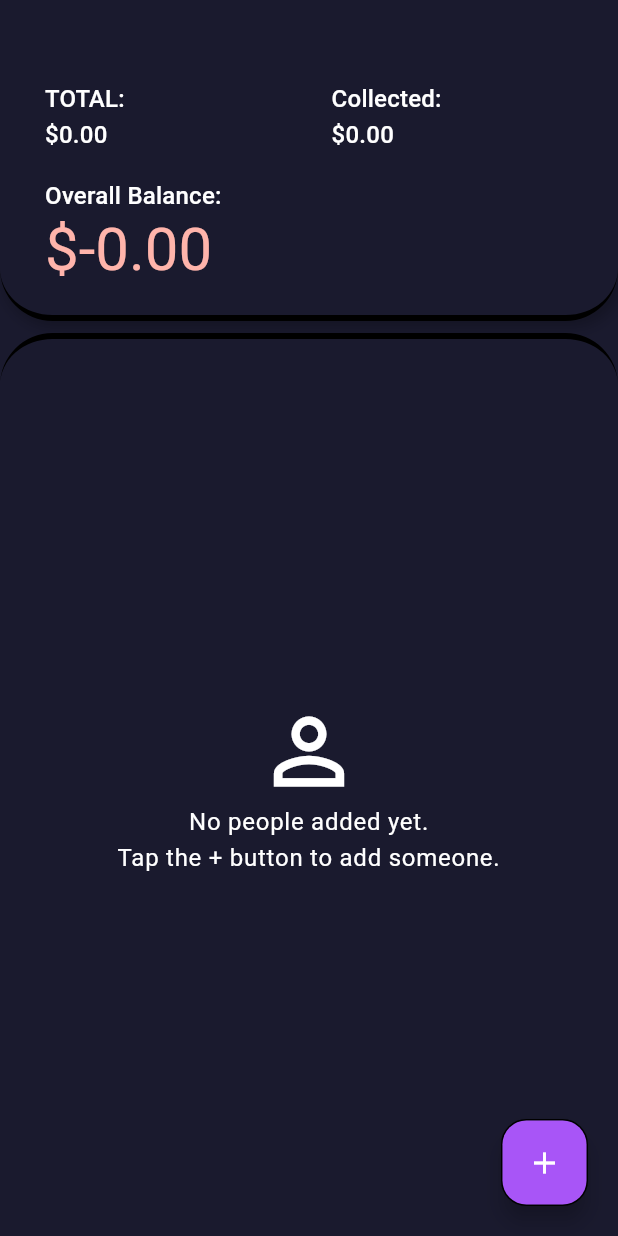
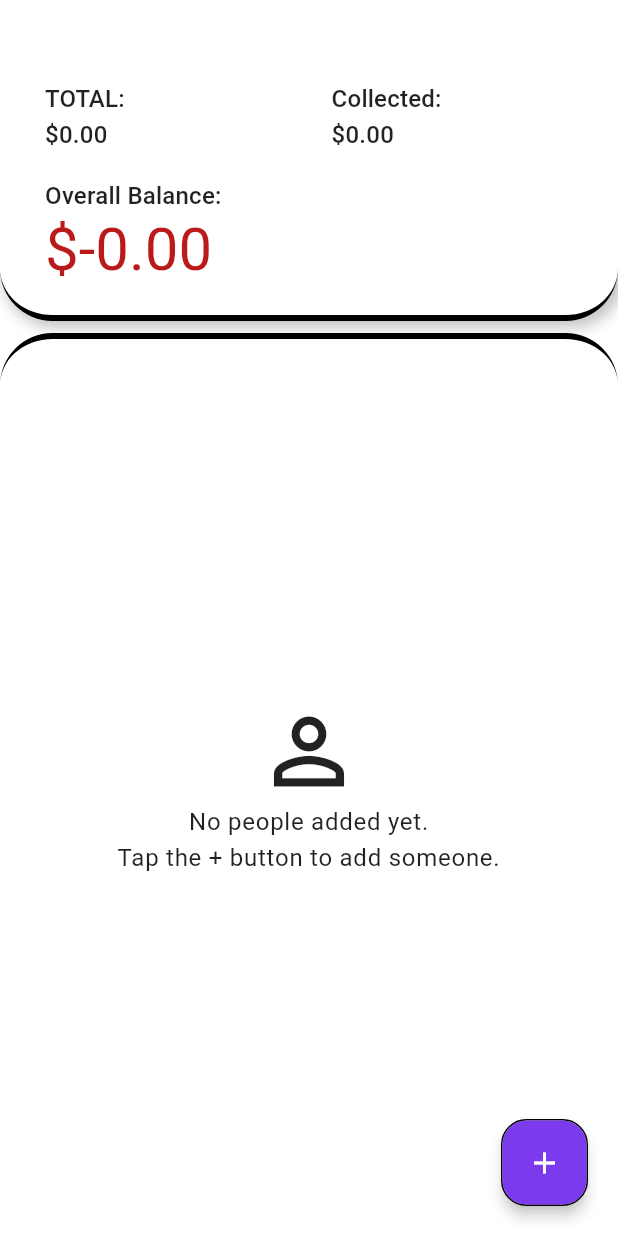
Before and after one commit to cheuzard/SettleUp, a Flutter app: the screen it shows after launch, on a phone screen of 412 x 824 dp. Run offline on Flutter 3.47's test engine with Material 3 defaults, Android fonts, the light colour scheme and no system bars; our stand-ins replace drift, flutter_riverpod, logger, riverpod, riverpod_annotation; accounts and stored records are empty; generated files the repository leaves out were written again.

Commit message:
fixed theme

```diff
--- a/lib/main.dart
+++ b/lib/main.dart
@@ -18,7 +18,7 @@ class MyApp extends StatelessWidget {
   Widget build(BuildContext context) {
     return MaterialApp(
       title: 'rend l\'argent',
-      theme: ModernPurpleTheme.darkTheme,
+      theme: ModernPurpleTheme.lightTheme,
       darkTheme: ModernPurpleTheme.darkTheme,
       themeMode: ThemeMode.system,
       home: Scaffold(
```
Also changed, not shown: 1 other file.
